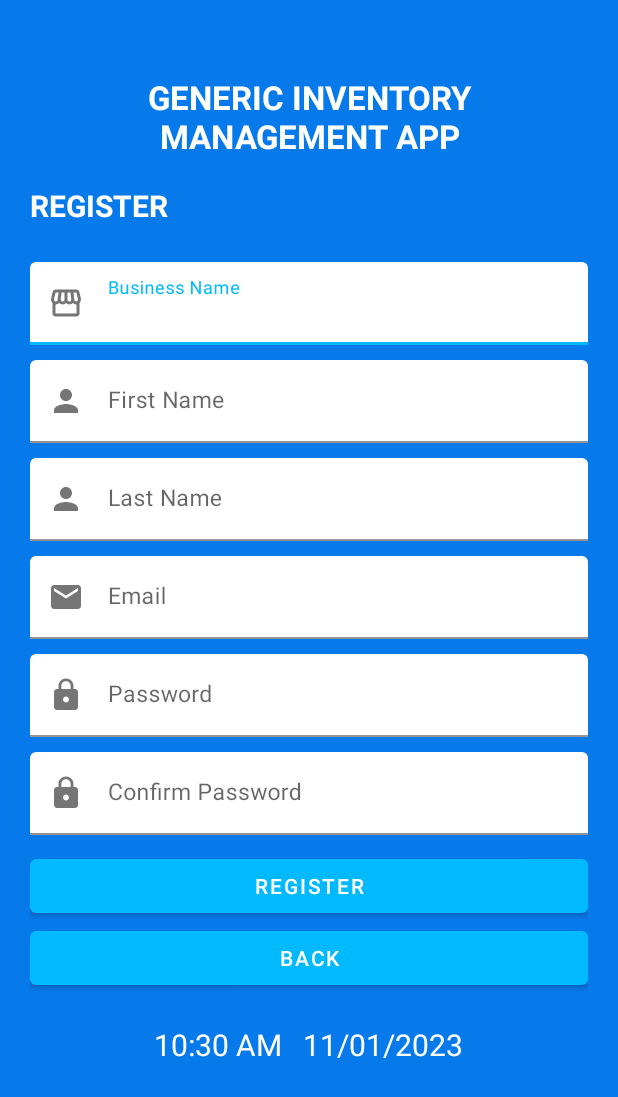
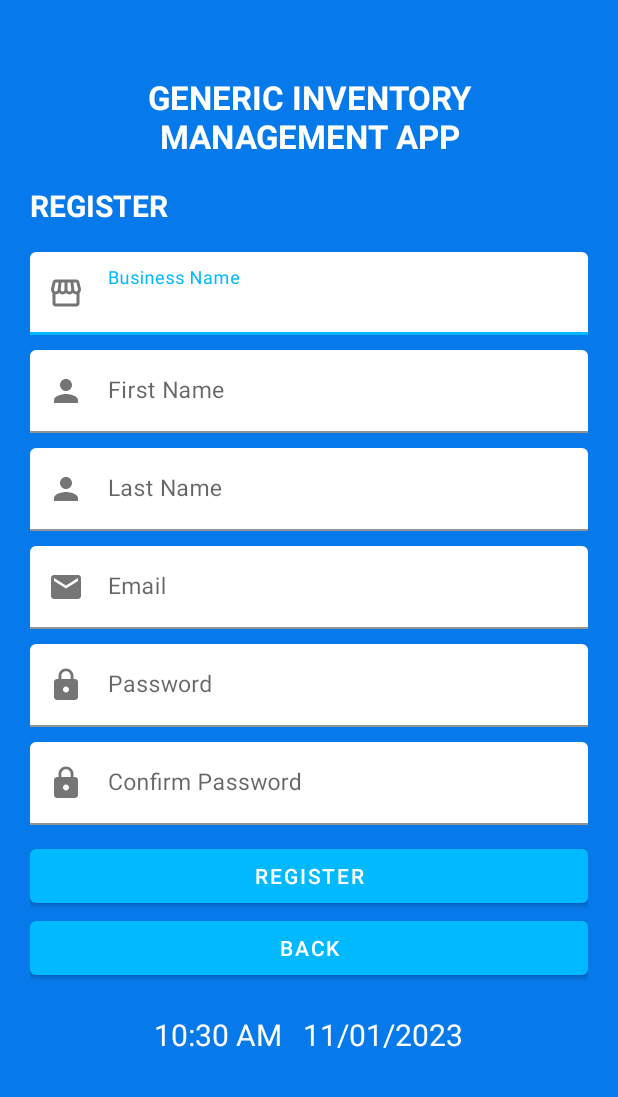
Before and after one commit to Alxbry28/Inventory-Management-with-POS_STI, an Android app: the screen it shows after launch (RegisterUser), after a tap on "Sign Up", on a phone screen of 412 x 824 dp. Shown: the top 1097 px of the screen. Run offline under Robolectric (Android 15) with nearby library versions, the phone set to English and light mode, and no system bars; our stand-ins replace Firebase (no records; nobody signed in at launch, a user with empty details on screens opened directly).

Commit message:
mychangesrevision1

```diff
--- a/app/src/main/java/com/example/inventorymanagementsystem/views/staff/AddEditStaffActivity.java
+++ b/app/src/main/java/com/example/inventorymanagementsystem/views/staff/AddEditStaffActivity.java
@@ -182,6 +182,12 @@ public class AddEditStaffActivity extends AppCompatActivity {
                     etEmail.requestFocus();
                     return;
                 }
+                if(!Patterns.EMAIL_ADDRESS.matcher(etEmail.getText().toString()).matches())
+                {
+                    etEmail.setError("Please provide valid email!");
+                    etEmail.requestFocus();
+                    return;
+                }
                 if(TextUtils.isEmpty(etFirstname.getText().toString()) || TextUtils.isEmpty(etLastname.getText().toString()) || TextUtils.isEmpty(etEmail.getText().toString()) || TextUtils.isEmpty((etRole.getText().toString()))){
                     Toast.makeText(AddEditStaffActivity.this, "Please fill out all the fields.", Toast.LENGTH_SHORT).show();
                     return;
--- a/app/src/main/java/com/example/inventorymanagementsystem/views/staff/AddItemForm.java
+++ b/app/src/main/java/com/example/inventorymanagementsystem/views/staff/AddItemForm.java
@@ -140,7 +140,6 @@ public class AddItemForm extends AppCompatActivity {
         etPrice = findViewById(R.id.etPrice);
     }
     // Image Selection Activity
-
     @Override
     public void onRequestPermissionsResult(int requestCode, @NonNull String[] permissions, @NonNull int[] grantResults) {
         super.onRequestPermissionsResult(requestCode, permissions, grantResults);
@@ -252,7 +251,7 @@ public class AddItemForm extends AppCompatActivity {
 
                     @Override
                     public void getUploadProgress(int progress) {
-                        Toast.makeText(AddItemForm.this, "progress: " + progress + "%", Toast.LENGTH_SHORT).show();
+                        //Toast.makeText(AddItemForm.this, "progress: " + progress + "%", Toast.LENGTH_SHORT).show();
                     }
                 });
 
--- a/app/src/main/java/com/example/inventorymanagementsystem/views/staff/HomeActivity.java
+++ b/app/src/main/java/com/example/inventorymanagementsystem/views/staff/HomeActivity.java
@@ -77,11 +77,7 @@ public class HomeActivity extends AppCompatActivity {
                 builder.setPositiveButton("Yes", new DialogInterface.OnClickListener() {
                     @Override
                     public void onClick(DialogInterface dialog, int which) {
-                        FirebaseAuth.getInstance().signOut();
-                        dialog.dismiss();
-                        startActivity(new Intent(HomeActivity.this, MainActivity.class));
-                        finish();
-
+                       logout();
                     }
                 });
                 builder.setNegativeButton("No", new DialogInterface.OnClickListener() {
--- a/app/src/main/res/layout/activity_add_edit_staff.xml
+++ b/app/src/main/res/layout/activity_add_edit_staff.xml
@@ -59,6 +59,8 @@
                     android:layout_width="match_parent"
                     android:layout_height="wrap_content"
                     android:hint="Enter First Name"
+                    android:digits="abcdefghijklmnopqrstuvwxyzABCDEFGHIJKLMNOPQRSTUVWXYZ"
+                    android:inputType="textCapSentences"
                     android:background="@drawable/form_background"
                     android:layout_marginTop="5dp"
                     android:padding="5dp"
@@ -78,6 +80,8 @@
                     android:layout_width="match_parent"
                     android:layout_height="wrap_content"
                     android:hint="Enter Last Name"
+                    android:digits="abcdefghijklmnopqrstuvwxyzABCDEFGHIJKLMNOPQRSTUVWXYZ"
+                    android:inputType="textCapSentences"
                     android:background="@drawable/form_background"
                     android:layout_marginTop="5dp"
                     android:padding="5dp"
--- a/app/src/main/res/layout/activity_add_item_form.xml
+++ b/app/src/main/res/layout/activity_add_item_form.xml
@@ -124,6 +124,7 @@
                     android:layout_marginTop="5dp"
                     android:background="@drawable/form_background"
                     android:hint="Enter Product Name"
+                    android:inputType="textCapSentences"
                     android:padding="5dp"
                     android:textSize="20sp" />
 
@@ -145,6 +146,7 @@
                     android:layout_marginTop="5dp"
                     android:background="@drawable/form_background"
                     android:hint="Enter Product Category"
+                    android:inputType="textCapSentences"
                     android:padding="5dp"
                     android:textSize="20sp" />
 
@@ -176,7 +178,7 @@
                     android:layout_below="@id/itemname"
                     android:layout_centerHorizontal="true"
                     android:layout_marginTop="10dp"
-                    android:text="Restock"
+                    android:text="Quantity Restock Warning:"
                     android:textSize="15sp" />
 
                 <EditText
@@ -207,6 +209,7 @@
                     android:layout_marginTop="5dp"
                     android:background="@drawable/form_background"
                     android:digits="@string/valid_double"
+                    android:inputType="number"
                     android:hint="Enter Product Price"
                     android:padding="5dp"
                     android:textSize="20sp" />
--- a/app/src/main/res/layout/activity_payment.xml
+++ b/app/src/main/res/layout/activity_payment.xml
@@ -86,6 +86,7 @@
                 android:hint="0.00"
                 android:digits="@string/valid_double"
                 android:textAlignment="center"
+                android:inputType="number"
                 android:background="@drawable/form_background"
                 android:layout_marginTop="5dp"
                 android:padding="5dp"
--- a/app/src/main/res/layout/activity_register_user.xml
+++ b/app/src/main/res/layout/activity_register_user.xml
@@ -52,7 +52,7 @@
 
                 android:layout_width="match_parent"
                 android:layout_height="wrap_content"
-                android:layout_marginTop="10dp"
+                android:layout_marginTop="3dp"
                 android:hint="Business Name"
                 app:boxBackgroundColor="@color/white"
                 app:startIconDrawable="@drawable/ic_baseline_storefront_24">
@@ -61,7 +61,7 @@
                     android:layout_width="match_parent"
                     android:layout_height="wrap_content"
                     android:ems="20"
-                    android:inputType="textPersonName"
+                    android:inputType="textCapSentences"
                     android:textSize="15sp" />
 
             </com.google.android.material.textfield.TextInputLayout>
@@ -79,8 +79,9 @@
                 <com.google.android.material.textfield.TextInputEditText
                     android:layout_width="match_parent"
                     android:layout_height="wrap_content"
+                    android:digits="abcdefghijklmnopqrstuvwxyzABCDEFGHIJKLMNOPQRSTUVWXYZ"
+                    android:inputType="textCapSentences"
                     android:ems="10"
-                    android:inputType="textPersonName"
                     android:textSize="15sp" />
 
             </com.google.android.material.textfield.TextInputLayout>
@@ -92,6 +93,7 @@
                 android:layout_height="wrap_content"
                 android:layout_marginTop="10dp"
                 android:hint="Last Name"
+                android:digits="abcdefghijklmnopqrstuvwxyzABCDEFGHIJKLMNOPQRSTUVWXYZ"
                 app:boxBackgroundColor="@color/white"
                 app:startIconDrawable="@drawable/ic_baseline_person_24">
 
@@ -99,7 +101,8 @@
                     android:layout_width="match_parent"
                     android:layout_height="wrap_content"
                     android:ems="10"
-                    android:inputType="textPersonName"
+                    android:digits="abcdefghijklmnopqrstuvwxyzABCDEFGHIJKLMNOPQRSTUVWXYZ"
+                    android:inputType="textCapSentences"
                     android:textSize="15sp" />
 
             </com.google.android.material.textfield.TextInputLayout>
```
Also changed, not shown: app/src/main/java/com/example/inventorymanagementsystem/RegisterUser.java (+87 -20 lines).
